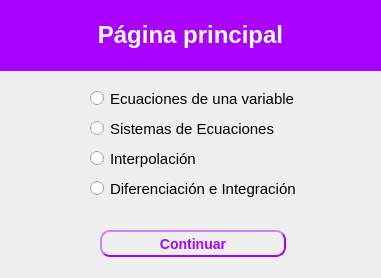
Above: UI/principal.ui from dhoyoso/AnalisisNumerico before the change. Below: the same form after it.
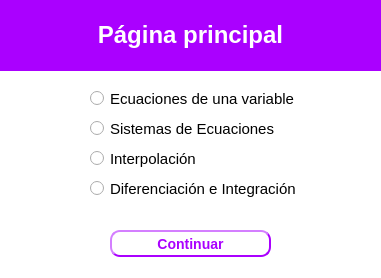
That is the form after the change.

The edit to the form file:
```diff
--- a/UI/principal.ui
+++ b/UI/principal.ui
@@ -15,7 +15,6 @@
   </property>
   <property name="styleSheet">
    <string notr="true">background-color: rgb(255, 255, 255);
-QDialog:{background-color:red}
 </string>
   </property>
   <widget class="QRadioButton" name="sistemas">
@@ -99,9 +98,9 @@
   <widget class="QPushButton" name="continuar">
    <property name="geometry">
     <rect>
-     <x>100</x>
+     <x>110</x>
      <y>230</y>
-     <width>186</width>
+     <width>161</width>
      <height>27</height>
     </rect>
    </property>
```
Left out of the diff: 2 changed lines with no effect on the pictures.
